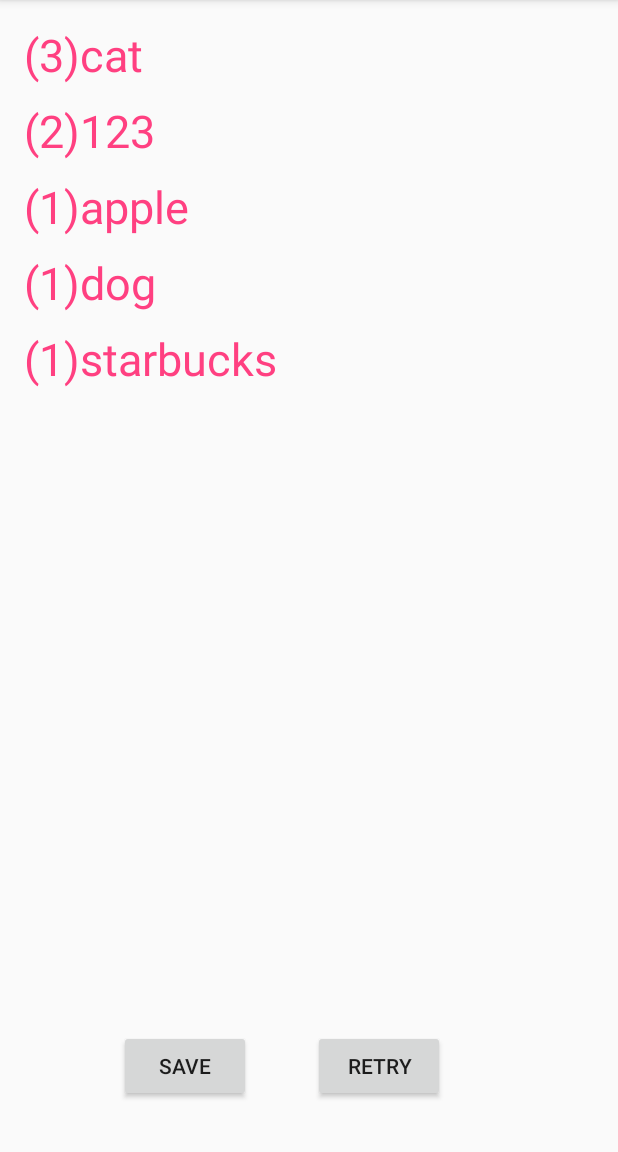
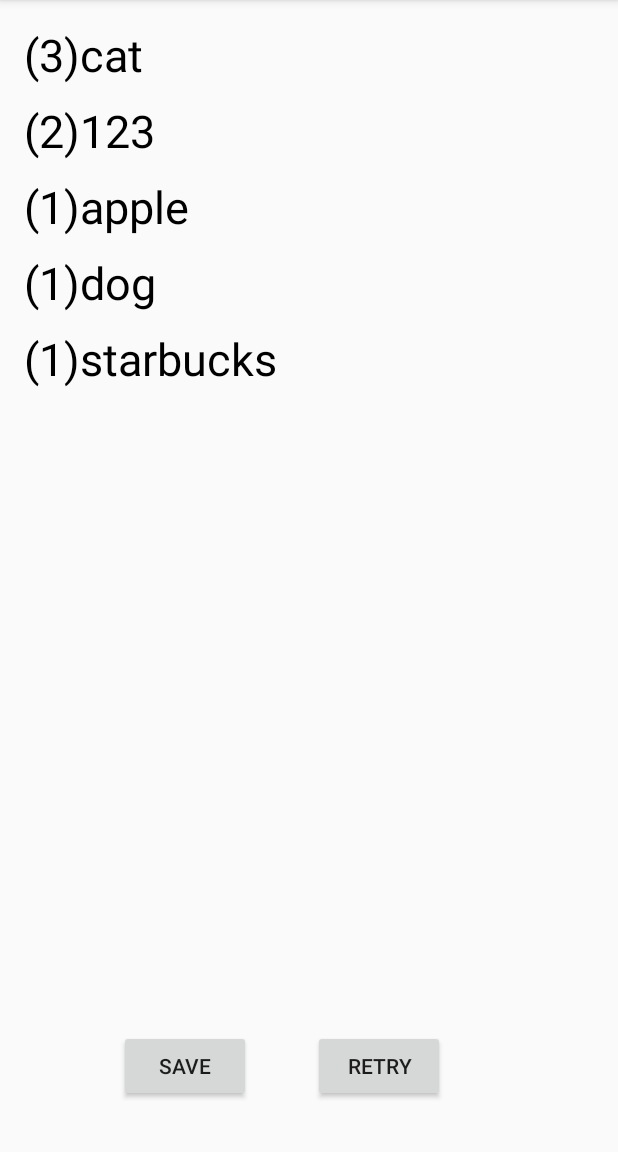
Before and after one commit to GDGKC-FirebasedHackathon/Wordroner, an Android app: the SelectActivity screen opened directly, with no data from a screen before it, on a phone screen of 412 x 824 dp, the part 84-1236 px from its top. Run offline under Robolectric (Android 15) with nearby library versions, the phone set to English and light mode, and no system bars; our stand-ins replace Firebase (no records; nobody signed in at launch, a user with empty details on screens opened directly).

```diff
--- a/Wordroner/app/src/main/java/com/wordroner/wordroner/VocabularyActivity.java
+++ b/Wordroner/app/src/main/java/com/wordroner/wordroner/VocabularyActivity.java
@@ -73,6 +73,8 @@ public class VocabularyActivity extends AppCompatActivity {
         });
 
         new CallbackTask().execute(dictionaryEntries());
+
+
         btn_Back.setOnClickListener(new Button.OnClickListener(){
             @Override
             public void onClick(View view) {
--- a/Wordroner/app/src/main/res/layout/activity_record.xml
+++ b/Wordroner/app/src/main/res/layout/activity_record.xml
@@ -14,6 +14,7 @@
         android:layout_marginTop="100dp"
         android:textColor="@color/white"
         android:textSize="26dp"
+        android:text="clickme"
         android:textStyle="normal" />
 
     <android.support.v7.widget.RecyclerView
--- a/Wordroner/app/src/main/res/layout/item_record.xml
+++ b/Wordroner/app/src/main/res/layout/item_record.xml
@@ -9,7 +9,7 @@
         android:layout_width="match_parent"
         android:layout_height="wrap_content"
         android:textSize="30dp"
-        android:textColor="@color/colorAccent"
+        android:textColor="@android:color/background_dark"
         android:layout_marginBottom="10dp"/>
 
 </LinearLayout>
```
Also changed, not shown: Wordroner/app/src/main/res/layout/activity_vocabulary.xml (+10 -0 lines).
